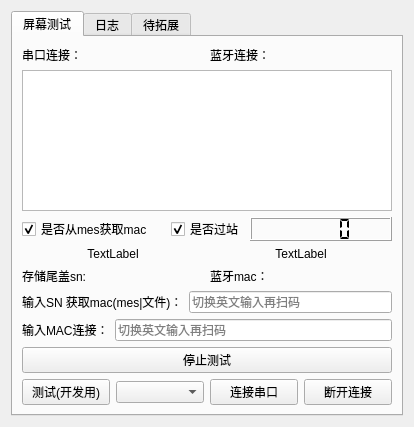
Old version of the form work_station/screen/screentest.ui in the repository yuhuang163/test.
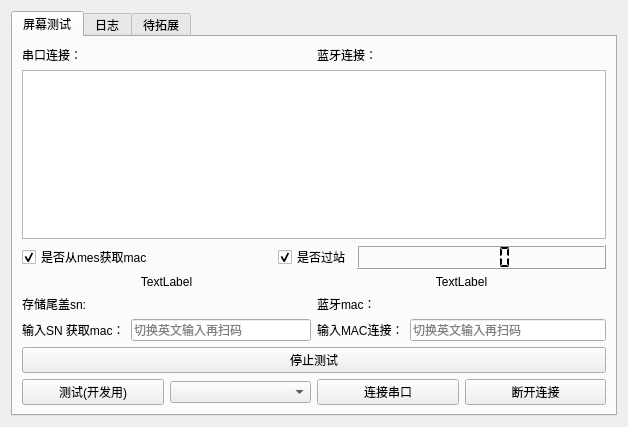
New version of the form.

What changed in the file:
```diff
--- a/work_station/screen/screentest.ui
+++ b/work_station/screen/screentest.ui
@@ -6,7 +6,7 @@
    <rect>
     <x>0</x>
     <y>0</y>
-    <width>414</width>
+    <width>628</width>
     <height>427</height>
    </rect>
   </property>
@@ -24,84 +24,6 @@
        <string>屏幕测试</string>
       </attribute>
       <layout class="QGridLayout" name="gridLayout_2">
-       <item row="5" column="3">
-        <widget class="QLCDNumber" name="test_time">
-         <property name="smallDecimalPoint">
-          <bool>false</bool>
-         </property>
-         <property name="segmentStyle">
-          <enum>QLCDNumber::Flat</enum>
-         </property>
-        </widget>
-       </item>
-       <item row="9" column="1" colspan="3">
-        <layout class="QHBoxLayout" name="horizontalLayout_2">
-         <item>
-          <widget class="QLabel" name="label_2">
-           <property name="text">
-            <string>输入MAC连接：</string>
-           </property>
-          </widget>
-         </item>
-         <item>
-          <widget class="QLineEdit" name="macInput">
-           <property name="sizePolicy">
-            <sizepolicy hsizetype="Expanding" vsizetype="Fixed">
-             <horstretch>0</horstretch>
-             <verstretch>0</verstretch>
-            </sizepolicy>
-           </property>
-           <property name="inputMask">
-            <string/>
-           </property>
-           <property name="text">
-            <string/>
-           </property>
-           <property name="placeholderText">
-            <string>切换英文输入再扫码</string>
-           </property>
-          </widget>
-         </item>
-        </layout>
-       </item>
-       <item row="5" column="1">
-        <widget class="QCheckBox" name="isformmes">
-         <property name="text">
-          <string>是否从mes获取mac</string>
-         </property>
-         <property name="checked">
-          <bool>true</bool>
-         </property>
-        </widget>
-       </item>
-       <item row="11" column="1" colspan="3">
-        <layout class="QHBoxLayout" name="horizontalLayout_6">
-         <item>
-          <widget class="QPushButton" name="pushButton">
-           <property name="text">
-            <string>测试(开发用)</string>
-           </property>
-          </widget>
-         </item>
-         <item>
-          <widget class="QComboBox" name="comNameCombo"/>
-         </item>
-         <item>
-          <widget class="QPushButton" name="connectButton">
-           <property name="text">
-            <string>连接串口</string>
-           </property>
-          </widget>
-         </item>
-         <item>
-          <widget class="QPushButton" name="disconnectButton">
-           <property name="text">
-            <string>断开连接</string>
-           </property>
-          </widget>
-         </item>
-        </layout>
-       </item>
        <item row="5" column="2">
         <widget class="QCheckBox" name="isusemes">
          <property name="sizePolicy">
@@ -145,6 +67,57 @@
          </item>
         </layout>
        </item>
+       <item row="5" column="1">
+        <widget class="QCheckBox" name="isformmes">
+         <property name="text">
+          <string>是否从mes获取mac</string>
+         </property>
+         <property name="checked">
+          <bool>true</bool>
+         </property>
+        </widget>
+       </item>
+       <item row="1" column="1" colspan="3">
+        <widget class="QTableWidget" name="testResultTable"/>
+       </item>
+       <item row="12" column="1" colspan="3">
+        <layout class="QHBoxLayout" name="horizontalLayout_6">
+         <item>
+          <widget class="QPushButton" name="pushButton">
+           <property name="text">
+            <string>测试(开发用)</string>
+           </property>
+          </widget>
+         </item>
+         <item>
+          <widget class="QComboBox" name="comNameCombo"/>
+         </item>
+         <item>
+          <widget class="QPushButton" name="connectButton">
+           <property name="text">
+            <string>连接串口</string>
+           </property>
+          </widget>
+         </item>
+         <item>
+          <widget class="QPushButton" name="disconnectButton">
+           <property name="text">
+            <string>断开连接</string>
+           </property>
+          </widget>
+         </item>
+        </layout>
+       </item>
+       <item row="5" column="3">
+        <widget class="QLCDNumber" name="test_time">
+         <property name="smallDecimalPoint">
+          <bool>false</bool>
+         </property>
+         <property name="segmentStyle">
+          <enum>QLCDNumber::Flat</enum>
+         </property>
+        </widget>
+       </item>
        <item row="7" column="1" colspan="3">
         <layout class="QHBoxLayout" name="horizontalLayout_4">
          <item>
@@ -163,33 +136,6 @@
          </item>
         </layout>
        </item>
-       <item row="8" column="1" colspan="3">
-        <layout class="QHBoxLayout" name="horizontalLayout_5">
-         <property name="leftMargin">
-          <number>0</number>
-         </property>
-         <item>
-          <widget class="QLabel" name="label_6">
-           <property name="text">
-            <string>输入SN 获取mac(mes|文件)：</string>
-           </property>
-          </widget>
-         </item>
-         <item>
-          <widget class="QLineEdit" name="getMac">
-           <property name="sizePolicy">
-            <sizepolicy hsizetype="Expanding" vsizetype="Fixed">
-             <horstretch>0</horstretch>
-             <verstretch>0</verstretch>
-            </sizepolicy>
-           </property>
-           <property name="placeholderText">
-            <string>切换英文输入再扫码</string>
-           </property>
-          </widget>
-         </item>
-        </layout>
-       </item>
        <item row="0" column="1" colspan="3">
         <layout class="QHBoxLayout" name="horizontalLayout">
          <property name="topMargin">
@@ -217,15 +163,76 @@
          </item>
         </layout>
        </item>
-       <item row="10" column="1" colspan="3">
+       <item row="11" column="1" colspan="3">
         <widget class="QPushButton" name="stopTest">
          <property name="text">
           <string>停止测试</string>
          </property>
         </widget>
        </item>
-       <item row="1" column="1" colspan="3">
-        <widget class="QTableWidget" name="testResultTable"/>
+       <item row="8" column="1" colspan="3">
+        <layout class="QHBoxLayout" name="horizontalLayout_8">
+         <property name="topMargin">
+          <number>0</number>
+         </property>
+         <item>
+          <layout class="QHBoxLayout" name="horizontalLayout_5">
+           <property name="leftMargin">
+            <number>0</number>
+           </property>
+           <item>
+            <widget class="QLabel" name="label_6">
+             <property name="text">
+              <string>输入SN 获取mac：</string>
+             </property>
+            </widget>
+           </item>
+           <item>
+            <widget class="QLineEdit" name="getMac">
+             <property name="sizePolicy">
+              <sizepolicy hsizetype="Expanding" vsizetype="Fixed">
+               <horstretch>0</horstretch>
+               <verstretch>0</verstretch>
+              </sizepolicy>
+             </property>
+             <property name="placeholderText">
+              <string>切换英文输入再扫码</string>
+             </property>
+            </widget>
+           </item>
+          </layout>
+         </item>
+         <item>
+          <layout class="QHBoxLayout" name="horizontalLayout_2">
+           <item>
+            <widget class="QLabel" name="label_2">
+             <property name="text">
+              <string>输入MAC连接：</string>
+             </property>
+            </widget>
+           </item>
+           <item>
+            <widget class="QLineEdit" name="macInput">
+             <property name="sizePolicy">
+              <sizepolicy hsizetype="Expanding" vsizetype="Fixed">
+               <horstretch>0</horstretch>
+               <verstretch>0</verstretch>
+              </sizepolicy>
+             </property>
+             <property name="inputMask">
+              <string/>
+             </property>
+             <property name="text">
+              <string/>
+             </property>
+             <property name="placeholderText">
+              <string>切换英文输入再扫码</string>
+             </property>
+            </widget>
+           </item>
+          </layout>
+         </item>
+        </layout>
        </item>
       </layout>
      </widget>
```
